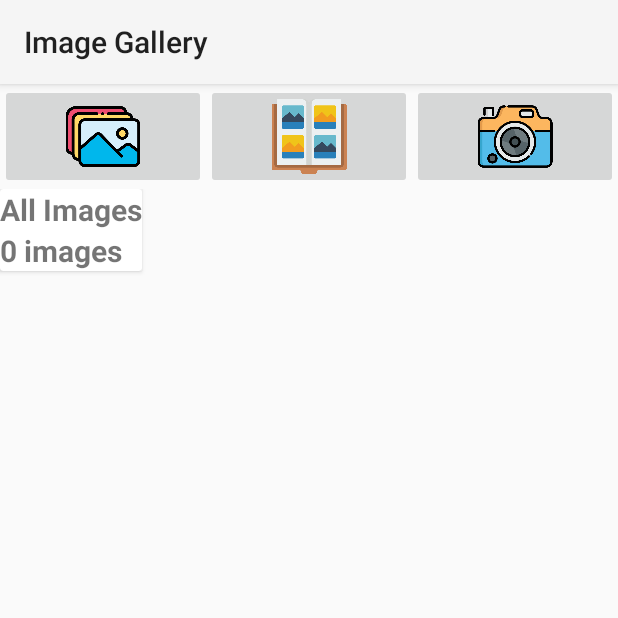
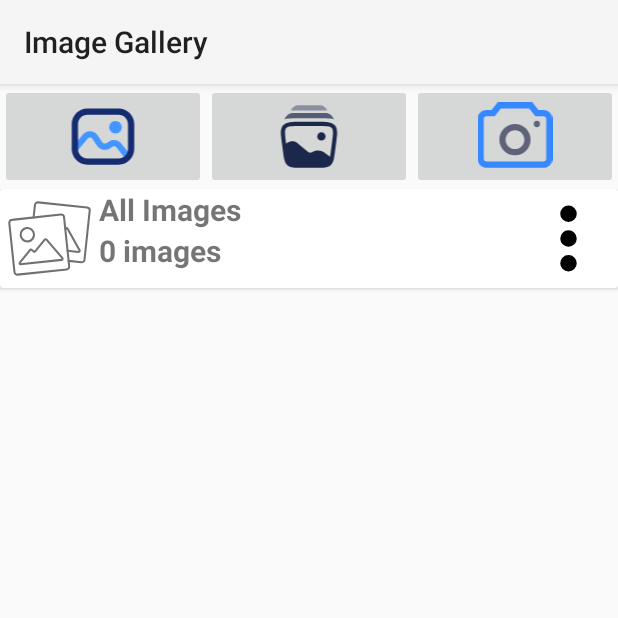
Before and after one commit to JackShinigami/ImageGallery, an Android app: the screen it shows after launch (MainActivity), after a tap on an icon or button, on a phone screen of 412 x 824 dp, the top half of it. Run offline under Robolectric (Android 15) with nearby library versions, the phone set to English and light mode, and no system bars.

Commit message:
feat: update icon xml

```diff
--- /dev/null
+++ b/app/src/main/res/drawable/ic_album.xml
@@ -0,0 +1,20 @@
+<vector android:alpha="0.56" android:height="800dp"
+    android:viewportHeight="48" android:viewportWidth="48"
+    android:width="800dp" xmlns:android="http://schemas.android.com/apk/res/android">
+    <path android:fillColor="#00000000"
+        android:pathData="M29.5,12.374c0.772,-0.097 1.544,0.482 1.544,1.254h0l2.509,23.831c0.097,0.772 -0.482,1.544 -1.254,1.544l-23.735,2.509c-0.772,0.097 -1.544,-0.482 -1.544,-1.254h0l-2.509,-23.735c-0.097,-0.772 0.482,-1.544 1.254,-1.544l23.735,-2.605Z"
+        android:strokeColor="#000000" android:strokeLineCap="round"
+        android:strokeLineJoin="round" android:strokeWidth="1"/>
+    <path android:fillColor="#00000000"
+        android:pathData="M12.905,18.935c-1.737,0.193 -3.087,1.737 -2.895,3.57 0.193,1.737 1.737,3.087 3.57,2.895 1.737,-0.193 3.087,-1.737 2.895,-3.57s-1.833,-3.087 -3.57,-2.895h0ZM21.684,24.531l-4.631,5.693c-0.193,0.193 -0.482,0.289 -0.675,0.097h0l-1.061,-0.868c-0.193,-0.193 -0.579,-0.097 -0.675,0.097l-5.017,6.175c-0.193,0.193 -0.193,0.579 0.097,0.675 -0.097,0.097 0.097,0.097 0.193,0.097l19.972,-2.123c0.289,0 0.482,-0.289 0.482,-0.579 0,-0.097 -0.097,-0.193 -0.097,-0.289l-7.815,-9.069c-0.289,-0.097 -0.579,-0.097 -0.772,0.097h0Z"
+        android:strokeColor="#000000" android:strokeLineCap="round"
+        android:strokeLineJoin="round" android:strokeWidth="1"/>
+    <path android:fillColor="#00000000"
+        android:pathData="M16.281,13.821l0.675,-6.078c0.097,-0.772 0.772,-1.351 1.544,-1.254l23.735,2.509c0.772,0.097 1.351,0.772 1.254,1.544h0l-2.509,23.735c0,0.675 -0.772,1.254 -1.544,1.254l-6.175,-0.675"
+        android:strokeColor="#000000" android:strokeLineCap="round"
+        android:strokeLineJoin="round" android:strokeWidth="1"/>
+    <path android:fillColor="#00000000"
+        android:pathData="M32.78,29.934l5.306,0.579c0.289,0 0.482,-0.193 0.579,-0.482 0,-0.097 0,-0.193 -0.097,-0.289l-5.789,-10.517c-0.097,-0.193 -0.482,-0.289 -0.675,-0.193h0l-0.386,0.386"
+        android:strokeColor="#000000" android:strokeLineCap="round"
+        android:strokeLineJoin="round" android:strokeWidth="1"/>
+</vector>
--- /dev/null
+++ b/app/src/main/res/drawable/ic_album_checked.xml
@@ -0,0 +1,34 @@
+<vector xmlns:android="http://schemas.android.com/apk/res/android"
+    android:width="800dp"
+    android:height="800dp"
+    android:viewportWidth="48"
+    android:viewportHeight="48">
+  <path
+      android:strokeWidth="1"
+      android:pathData="M29.5,12.374c0.772,-0.097 1.544,0.482 1.544,1.254h0l2.509,23.831c0.097,0.772 -0.482,1.544 -1.254,1.544l-23.735,2.509c-0.772,0.097 -1.544,-0.482 -1.544,-1.254h0l-2.509,-23.735c-0.097,-0.772 0.482,-1.544 1.254,-1.544l23.735,-2.605Z"
+      android:strokeLineJoin="round"
+      android:fillColor="#00000000"
+      android:strokeColor="#000000"
+      android:strokeLineCap="round"/>
+  <path
+      android:strokeWidth="1"
+      android:pathData="M12.905,18.935c-1.737,0.193 -3.087,1.737 -2.895,3.57 0.193,1.737 1.737,3.087 3.57,2.895 1.737,-0.193 3.087,-1.737 2.895,-3.57s-1.833,-3.087 -3.57,-2.895h0ZM21.684,24.531l-4.631,5.693c-0.193,0.193 -0.482,0.289 -0.675,0.097h0l-1.061,-0.868c-0.193,-0.193 -0.579,-0.097 -0.675,0.097l-5.017,6.175c-0.193,0.193 -0.193,0.579 0.097,0.675 -0.097,0.097 0.097,0.097 0.193,0.097l19.972,-2.123c0.289,0 0.482,-0.289 0.482,-0.579 0,-0.097 -0.097,-0.193 -0.097,-0.289l-7.815,-9.069c-0.289,-0.097 -0.579,-0.097 -0.772,0.097h0Z"
+      android:strokeLineJoin="round"
+      android:fillColor="#00000000"
+      android:strokeColor="#000000"
+      android:strokeLineCap="round"/>
+  <path
+      android:strokeWidth="1"
+      android:pathData="M16.281,13.821l0.675,-6.078c0.097,-0.772 0.772,-1.351 1.544,-1.254l23.735,2.509c0.772,0.097 1.351,0.772 1.254,1.544h0l-2.509,23.735c0,0.675 -0.772,1.254 -1.544,1.254l-6.175,-0.675"
+      android:strokeLineJoin="round"
+      android:fillColor="#00000000"
+      android:strokeColor="#000000"
+      android:strokeLineCap="round"/>
+  <path
+      android:strokeWidth="1"
+      android:pathData="M32.78,29.934l5.306,0.579c0.289,0 0.482,-0.193 0.579,-0.482 0,-0.097 0,-0.193 -0.097,-0.289l-5.789,-10.517c-0.097,-0.193 -0.482,-0.289 -0.675,-0.193h0l-0.386,0.386"
+      android:strokeLineJoin="round"
+      android:fillColor="#00000000"
+      android:strokeColor="#000000"
+      android:strokeLineCap="round"/>
+</vector>
--- /dev/null
+++ b/app/src/main/res/drawable/ic_album_launcher.xml
@@ -0,0 +1,23 @@
+<vector xmlns:android="http://schemas.android.com/apk/res/android"
+    android:width="800dp"
+    android:height="800dp"
+    android:viewportWidth="24"
+    android:viewportHeight="24">
+    <path
+        android:pathData="M17.291,11.968C17.291,12.707 16.698,13.306 15.968,13.306C15.237,13.306 14.645,12.707 14.645,11.968C14.645,11.23 15.237,10.631 15.968,10.631C16.698,10.631 17.291,11.23 17.291,11.968Z"
+        android:fillColor="#1C274C"/>
+    <path
+        android:pathData="M18.132,7.408C17.283,7.287 16.19,7.287 14.827,7.287H9.173C7.81,7.287 6.717,7.287 5.868,7.408C4.991,7.533 4.26,7.8 3.716,8.428C3.173,9.056 3.007,9.824 3,10.721C2.994,11.587 3.139,12.683 3.319,14.049L3.684,16.821C3.825,17.889 3.939,18.754 4.116,19.431C4.301,20.135 4.573,20.719 5.084,21.172C5.595,21.624 6.203,21.82 6.918,21.912C7.605,22 8.468,22 9.533,22H14.467C15.532,22 16.395,22 17.082,21.912C17.797,21.82 18.405,21.624 18.916,21.172C19.427,20.719 19.699,20.135 19.884,19.431C20.061,18.754 20.175,17.889 20.316,16.821L20.681,14.049C20.861,12.683 21.006,11.587 21,10.721C20.993,9.824 20.827,9.056 20.284,8.428C19.74,7.8 19.009,7.533 18.132,7.408ZM6.053,8.732C5.326,8.836 4.958,9.024 4.711,9.309C4.464,9.594 4.328,9.988 4.323,10.73C4.317,11.491 4.448,12.494 4.637,13.925L4.687,14.304L5.058,14.032C6.017,13.33 7.434,13.364 8.346,14.127L11.73,16.96C12.05,17.228 12.601,17.278 12.999,17.044L13.234,16.905C14.359,16.243 15.868,16.313 16.906,17.096L18.738,18.476C18.828,17.98 18.909,17.371 19.011,16.6L19.363,13.925C19.552,12.494 19.683,11.491 19.677,10.73C19.672,9.988 19.536,9.594 19.289,9.309C19.042,9.024 18.674,8.836 17.947,8.732C17.202,8.626 16.202,8.625 14.775,8.625H9.225C7.798,8.625 6.798,8.626 6.053,8.732Z"
+        android:fillColor="#1C274C"
+        android:fillType="evenOdd"/>
+    <path
+        android:pathData="M6.879,4.5C5.628,4.5 4.601,5.34 4.259,6.454C4.252,6.477 4.245,6.5 4.238,6.524C4.597,6.403 4.97,6.324 5.347,6.271C6.319,6.132 7.548,6.132 8.976,6.132L9.082,6.132L15.179,6.132C16.606,6.132 17.835,6.132 18.807,6.271C19.185,6.324 19.558,6.403 19.916,6.524C19.909,6.5 19.903,6.477 19.895,6.454C19.553,5.34 18.527,4.5 17.275,4.5H6.879Z"
+        android:strokeAlpha="0.7"
+        android:fillColor="#1C274C"
+        android:fillAlpha="0.7"/>
+    <path
+        android:pathData="M8.858,2H15.141C15.35,2 15.51,2 15.651,2.015C16.647,2.124 17.464,2.79 17.81,3.687H6.189C6.536,2.79 7.352,2.124 8.349,2.015C8.489,2 8.649,2 8.858,2Z"
+        android:strokeAlpha="0.4"
+        android:fillColor="#1C274C"
+        android:fillAlpha="0.4"/>
+</vector>
--- /dev/null
+++ b/app/src/main/res/drawable/ic_camera_launcher.xml
@@ -0,0 +1,15 @@
+<vector xmlns:android="http://schemas.android.com/apk/res/android"
+    android:width="800dp"
+    android:height="800dp"
+    android:viewportWidth="1024"
+    android:viewportHeight="1024">
+    <path
+        android:pathData="M899.9,938.7L124.1,938.7C55.7,938.7 0,883 0,814.6L0,273.4C0,205 55.7,149.3 124.1,149.3h68.7l85.3,-106.7h467.7l85.3,106.7h68.7c68.4,0 124.1,55.7 124.1,124.1v541.1c0.1,68.5 -55.6,124.2 -124,124.2zM124.1,234.7c-21.4,0 -38.8,17.4 -38.8,38.8v541.1c0,21.4 17.4,38.8 38.8,38.8h775.8c21.4,0 38.8,-17.4 38.8,-38.8L938.7,273.4c0,-21.4 -17.4,-38.8 -38.8,-38.8L790.2,234.6L704.8,128L319.2,128l-85.3,106.7L124.1,234.7z"
+        android:fillColor="#3688FF"/>
+    <path
+        android:pathData="M512,768c-117.6,0 -213.3,-95.7 -213.3,-213.3S394.4,341.3 512,341.3 725.3,437 725.3,554.7 629.6,768 512,768zM512,426.7c-70.6,0 -128,57.4 -128,128s57.4,128 128,128 128,-57.4 128,-128 -57.4,-128 -128,-128z"
+        android:fillColor="#5F6379"/>
+    <path
+        android:pathData="M810.7,341.3m-42.7,0a42.7,42.7 0,1 0,85.4 0,42.7 42.7,0 1,0 -85.4,0Z"
+        android:fillColor="#5F6379"/>
+</vector>
--- /dev/null
+++ b/app/src/main/res/drawable/ic_gallery_launcher.xml
@@ -0,0 +1,17 @@
+<vector xmlns:android="http://schemas.android.com/apk/res/android"
+    android:width="800dp"
+    android:height="800dp"
+    android:viewportWidth="24"
+    android:viewportHeight="24">
+    <path
+        android:pathData="M5.517,11.417C6.801,9.877 9.205,10.005 10.318,11.674L11.755,13.829C12.055,14.279 12.658,14.409 13.117,14.123L13.953,13.6C15.249,12.79 16.946,13.083 17.895,14.281L20.784,17.927C21.127,18.36 21.054,18.989 20.621,19.332C20.188,19.675 19.559,19.602 19.216,19.169L16.327,15.523C16.011,15.124 15.445,15.026 15.013,15.296L14.177,15.819C12.801,16.679 10.991,16.289 10.091,14.939L8.654,12.783C8.283,12.227 7.481,12.184 7.053,12.698L3.768,16.64C3.415,17.065 2.784,17.122 2.36,16.768C1.936,16.415 1.878,15.784 2.232,15.36L5.517,11.417Z"
+        android:fillColor="#4296FF"
+        android:fillType="evenOdd"/>
+    <path
+        android:pathData="M18,9C18,10.105 17.105,11 16,11C14.896,11 14,10.105 14,9C14,7.895 14.896,7 16,7C17.105,7 18,7.895 18,9Z"
+        android:fillColor="#4296FF"/>
+    <path
+        android:pathData="M2,8C2,5.239 4.239,3 7,3H17C19.761,3 22,5.239 22,8V16C22,18.761 19.761,21 17,21H7C4.239,21 2,18.761 2,16V8ZM7,5C5.343,5 4,6.343 4,8V16C4,17.657 5.343,19 7,19H17C18.657,19 20,17.657 20,16V8C20,6.343 18.657,5 17,5H7Z"
+        android:fillColor="#152C70"
+        android:fillType="evenOdd"/>
+</vector>
--- /dev/null
+++ b/app/src/main/res/drawable/ic_grid_changer.xml
@@ -0,0 +1,34 @@
+<vector xmlns:android="http://schemas.android.com/apk/res/android"
+    android:width="800dp"
+    android:height="800dp"
+    android:viewportWidth="30"
+    android:viewportHeight="30">
+  <path
+      android:pathData="M1,1h12v12h-12z"
+      android:strokeLineJoin="round"
+      android:strokeWidth="2"
+      android:fillColor="#00000000"
+      android:strokeColor="#f1d17c"
+      android:strokeLineCap="round"/>
+  <path
+      android:pathData="M17,1h12v12h-12z"
+      android:strokeLineJoin="round"
+      android:strokeWidth="2"
+      android:fillColor="#00000000"
+      android:strokeColor="#498efc"
+      android:strokeLineCap="round"/>
+  <path
+      android:pathData="M1,17h12v12h-12z"
+      android:strokeLineJoin="round"
+      android:strokeWidth="2"
+      android:fillColor="#00000000"
+      android:strokeColor="#498efc"
+      android:strokeLineCap="round"/>
+  <path
+      android:pathData="M17,17h12v12h-12z"
+      android:strokeLineJoin="round"
+      android:strokeWidth="2"
+      android:fillColor="#00000000"
+      android:strokeColor="#f1d17c"
+      android:strokeLineCap="round"/>
+</vector>
--- /dev/null
+++ b/app/src/main/res/drawable/ic_more.xml
@@ -0,0 +1,9 @@
+<vector xmlns:android="http://schemas.android.com/apk/res/android"
+    android:width="800dp"
+    android:height="800dp"
+    android:viewportWidth="24"
+    android:viewportHeight="24">
+  <path
+      android:pathData="M12,16a2,2 0,1 1,-2 2A2,2 0,0 1,12 16ZM10,6a2,2 0,1 0,2 -2A2,2 0,0 0,10 6ZM10,12a2,2 0,1 0,2 -2A2,2 0,0 0,10 12Z"
+      android:fillColor="#000000"/>
+</vector>
--- /dev/null
+++ b/app/src/main/res/drawable/icon_albums.xml
@@ -0,0 +1,5 @@
+<?xml version="1.0" encoding="utf-8"?>
+<selector xmlns:android="http://schemas.android.com/apk/res/android">
+    <item android:drawable="@drawable/ic_album" android:state_checked="false" />
+    <item android:drawable="@drawable/ic_album_checked" android:state_checked="true" />
+</selector>
--- a/app/src/main/res/layout/activity_main.xml
+++ b/app/src/main/res/layout/activity_main.xml
@@ -14,7 +14,7 @@
             android:layout_width="match_parent"
             android:layout_height="match_parent"
             android:id="@+id/btnGallery"
-            android:src="@drawable/gallery"
+            android:src="@drawable/ic_gallery_launcher"
             android:scaleType="fitCenter"
             android:layout_weight="1"
             />
@@ -23,7 +23,7 @@
             android:layout_height="match_parent"
             android:id="@+id/btnAlbum"
             android:text="Album"
-            android:src="@drawable/book"
+            android:src="@drawable/ic_album_launcher"
             android:scaleType="fitCenter"
             android:layout_weight="1"/>
 
@@ -31,7 +31,7 @@
             android:layout_width="match_parent"
             android:layout_height="match_parent"
             android:id="@+id/btnCamera"
-            android:src="@drawable/camera"
+            android:src="@drawable/ic_camera_launcher"
             android:scaleType="fitCenter"
             android:text="Camera"
             android:layout_weight="1"
--- a/app/src/main/res/layout/fragment_image.xml
+++ b/app/src/main/res/layout/fragment_image.xml
@@ -15,7 +15,7 @@
             android:layout_height="60dp"
             android:layout_alignParentEnd="true"
             android:scaleType="fitCenter"
-            android:src="@drawable/grid" />
+            android:src="@drawable/ic_grid_changer" />
 
         <ImageButton
             android:layout_width="60dp"
--- a/app/src/main/res/layout/item_album_layout.xml
+++ b/app/src/main/res/layout/item_album_layout.xml
@@ -11,6 +11,13 @@
         android:layout_height="wrap_content"
         android:orientation="vertical"
        >
+        <ImageView
+            android:layout_width="66dp"
+            android:layout_height="66dp"
+            android:id="@+id/album_thumbnail"
+            android:layout_alignParentLeft="true"
+            android:src="@drawable/icon_albums"/>
+
         <TextView
             android:layout_width="wrap_content"
             android:layout_height="wrap_content"
@@ -18,7 +25,7 @@
             android:textSize="20sp"
             android:textStyle="bold"
             android:text="Album 01"
-            android:layout_alignParentLeft="true"/>
+            android:layout_toEndOf="@+id/album_thumbnail"/>
         <TextView
             android:layout_width="wrap_content"
             android:layout_height="wrap_content"
@@ -26,8 +33,14 @@
             android:textSize="20sp"
             android:textStyle="bold"
             android:text="10"
-            android:layout_alignParentLeft="true"
+            android:layout_toEndOf="@+id/album_thumbnail"
             android:layout_below="@+id/tv_album_name"/>
+
+        <ImageView
+            android:layout_width="66dp"
+            android:layout_height="66dp"
+            android:layout_alignParentEnd="true"
+            android:src="@drawable/ic_more"/>
     </RelativeLayout>
 
 </androidx.cardview.widget.CardView>
```
